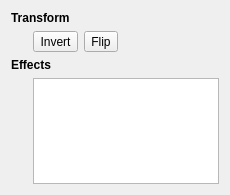
Above: items/PictureProperties.ui from enricoros/fotowall before the change. Below: the same form after it.
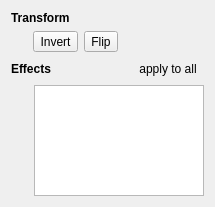
That is the form after the change. Icons and pictures are not drawn.

Commit message: Redone the "Apply all" on General and Picture properties.

```diff
--- a/items/PictureProperties.ui
+++ b/items/PictureProperties.ui
@@ -6,8 +6,8 @@
    <rect>
     <x>0</x>
     <y>0</y>
-    <width>230</width>
-    <height>195</height>
+    <width>215</width>
+    <height>207</height>
    </rect>
   </property>
   <property name="windowTitle">
@@ -91,6 +91,8 @@
    <item>
     <layout class="QGridLayout" name="gridLayout">
      <item row="0" column="0" colspan="2">
+      <layout class="QHBoxLayout" name="horizontalLayout">
+       <item>
       <widget class="QLabel" name="label_2">
        <property name="font">
         <font>
@@ -103,6 +105,21 @@
        </property>
       </widget>
      </item>
+       <item>
+        <widget class="QToolButton" name="applyEffects">
+         <property name="text">
+          <string>apply to all</string>
+         </property>
+         <property name="toolButtonStyle">
+          <enum>Qt::ToolButtonTextBesideIcon</enum>
+         </property>
+         <property name="autoRaise">
+          <bool>true</bool>
+         </property>
+        </widget>
+       </item>
+      </layout>
+     </item>
      <item row="1" column="0">
       <spacer name="horizontalSpacer">
        <property name="orientation">
@@ -113,8 +130,8 @@
        </property>
        <property name="sizeHint" stdset="0">
         <size>
-         <width>16</width>
-         <height>16</height>
+         <width>17</width>
+         <height>17</height>
         </size>
        </property>
       </spacer>
```
Left out of the diff: 2 changed lines with no effect on the pictures. Lines whose indentation alone changed are shown as unchanged. The commit also changes 7 other files.
